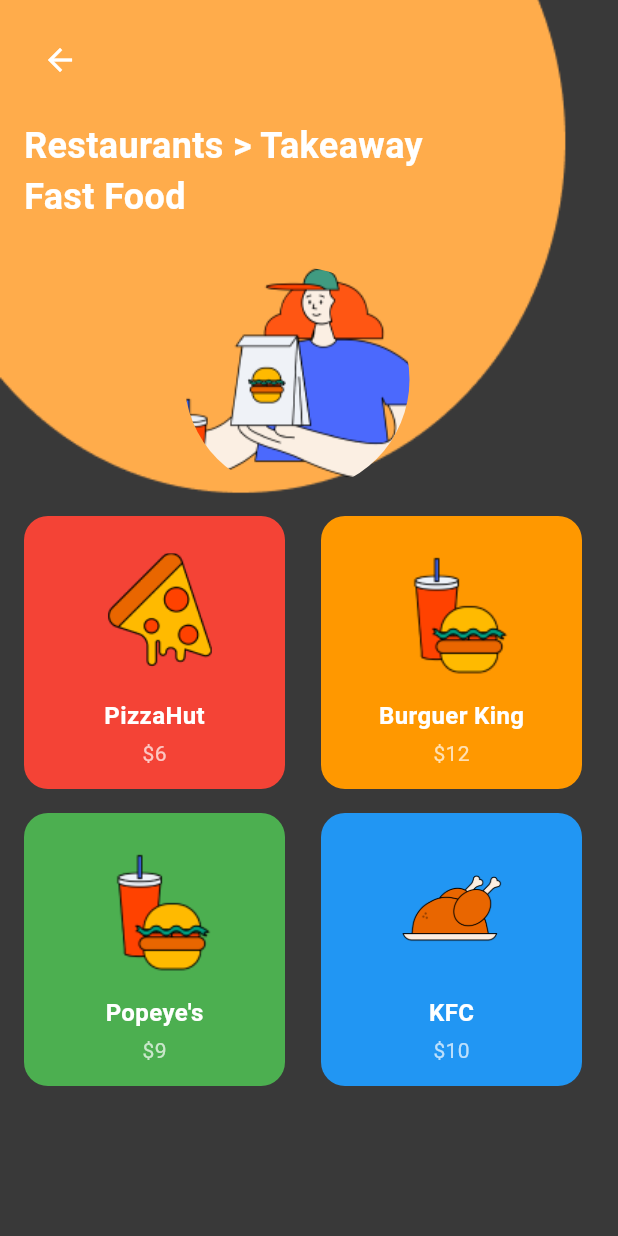
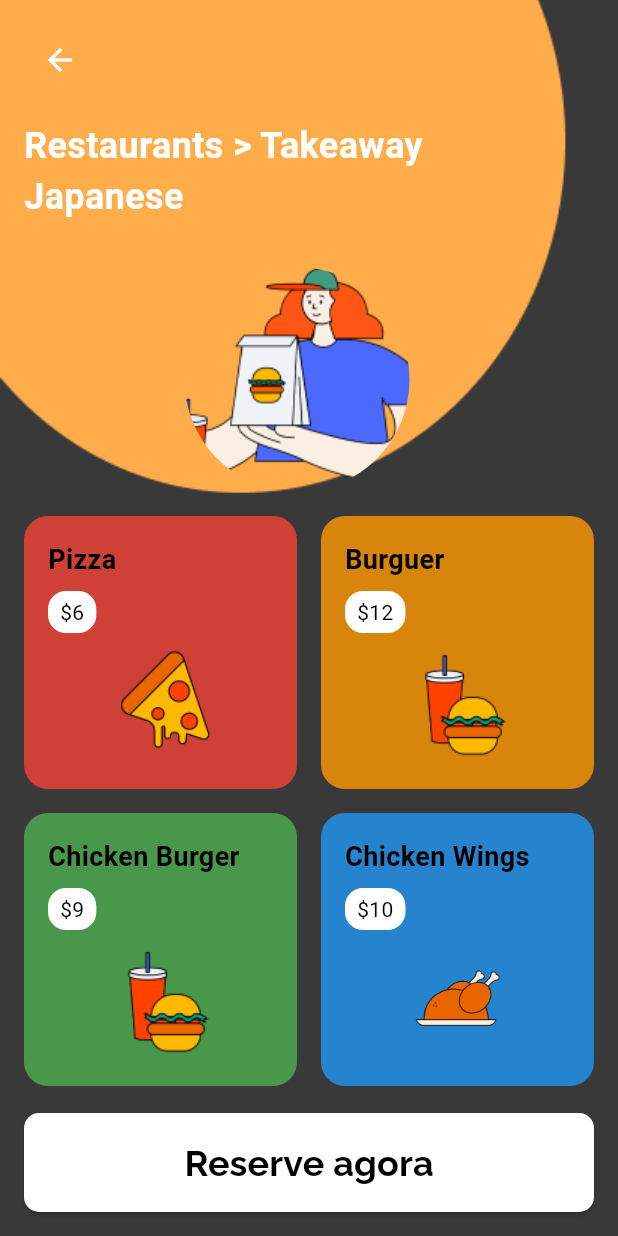
Before and after one commit to Hydeoshy-Kaled/itable-app, a Flutter app: the RestaurantsJapaneseView screen opened by its route, on a phone screen of 412 x 824 dp. Run offline on Flutter 3.47's test engine with Material 3 defaults, Android fonts, the light colour scheme and no system bars; our stand-ins replace dio, flutter_riverpod, google_fonts, material_design_icons_flutter, shared_preferences; accounts and stored records are empty.

Commit message:
[UPX-5] screen adjustments

```diff
--- a/lib/main.dart
+++ b/lib/main.dart
@@ -1,5 +1,6 @@
 import 'package:flutter/material.dart';
 import 'package:itable_app/pages/auth_page.dart';
+import 'package:itable_app/pages/restaurants_page/form_table.dart';
 import 'package:itable_app/pages/restaurants_page/restaurants_overview.dart';
 import 'package:itable_app/pages/welcome_screen.dart';
 import 'package:google_fonts/google_fonts.dart';
@@ -62,6 +63,7 @@
             const RestaurantsFastFoodView(),
         AppRoutes.RESTAURANTS_JAPANESE: (ctx) =>
             const RestaurantsJapaneseView(),
+        AppRoutes.BOOKING_FORM: (ctx) => const ReserveTable(),
       },
     );
   }
--- a/lib/pages/restaurants_fast_food_page/restaurants_fast_food.view.dart
+++ b/lib/pages/restaurants_fast_food_page/restaurants_fast_food.view.dart
@@ -1,4 +1,6 @@
 import 'package:flutter/material.dart';
+import 'package:itable_app/utils/app_routes.dart';
+import 'package:itable_app/widgets/button_restaurants.dart';
 import 'package:itable_app/widgets/categoryFood_card.dart';
 
 class RestaurantsFastFoodView extends StatelessWidget {
@@ -8,25 +10,25 @@
   Widget build(BuildContext context) {
     final List<Map<String, dynamic>> categories = [
       {
-        'name': 'PizzaHut',
+        'name': 'Pizza',
         'price': '\$6',
         'icon': 'assets/images/icon_pizza.png',
         'color': Colors.red
       },
       {
-        'name': 'Burguer King',
+        'name': 'Burguer',
         'price': '\$12',
         'icon': 'assets/images/burguer.png',
         'color': Colors.orange
       },
       {
-        'name': 'Popeye\'s',
+        'name': 'Chicken Burger',
         'price': '\$9',
         'icon': 'assets/images/burguer.png',
         'color': Colors.green
       },
       {
-        'name': 'KFC',
+        'name': 'Chicken Wings',
         'price': '\$10',
         'icon': 'assets/images/chicken.png',
         'color': Colors.blue
@@ -88,7 +90,7 @@
                   ),
                 ),
               ),
-              const SizedBox(height: 16),
+              const SizedBox(height: 30),
               Expanded(
                 child: Padding(
                   padding: const EdgeInsets.symmetric(horizontal: 16.0),
@@ -113,9 +115,20 @@
                     },
                   ),
                 ),
+              ),
+              Padding(
+                padding: const EdgeInsets.all(16.0),
+                child: ButtonRestaurants(
+                  text: 'Reserve agora',
+                  onPressed: () {
+                    Navigator.of(context).pushNamed(
+                      AppRoutes.BOOKING_FORM,
+                    );
+                  },
+                ),
               )
             ],
-          )
+          ),
         ],
       ),
     );
--- a/lib/pages/restaurants_japanese_page/restaurants_japanese_view.dart
+++ b/lib/pages/restaurants_japanese_page/restaurants_japanese_view.dart
@@ -1,4 +1,6 @@
 import 'package:flutter/material.dart';
+import 'package:itable_app/utils/app_routes.dart';
+import 'package:itable_app/widgets/button_restaurants.dart';
 import 'package:itable_app/widgets/categoryFood_card.dart';
 
 class RestaurantsJapaneseView extends StatelessWidget {
@@ -8,25 +10,25 @@
   Widget build(BuildContext context) {
     final List<Map<String, dynamic>> categories = [
       {
-        'name': 'PizzaHut',
+        'name': 'Pizza',
         'price': '\$6',
         'icon': 'assets/images/icon_pizza.png',
         'color': Colors.red
       },
       {
-        'name': 'Burguer King',
+        'name': 'Burguer',
         'price': '\$12',
         'icon': 'assets/images/burguer.png',
         'color': Colors.orange
       },
       {
-        'name': 'Popeye\'s',
+        'name': 'Chicken Burger',
         'price': '\$9',
         'icon': 'assets/images/burguer.png',
         'color': Colors.green
       },
       {
-        'name': 'KFC',
+        'name': 'Chicken Wings',
         'price': '\$10',
         'icon': 'assets/images/chicken.png',
         'color': Colors.blue
@@ -64,7 +66,7 @@
               const Padding(
                 padding: EdgeInsets.symmetric(horizontal: 16),
                 child: Text(
-                  'Restaurants > Takeaway\nFast Food',
+                  'Restaurants > Takeaway\nJapanese',
                   style: TextStyle(
                     color: Colors.white,
                     fontSize: 24,
@@ -113,6 +115,17 @@
                     },
                   ),
                 ),
+              ),
+              Padding(
+                padding: const EdgeInsets.all(16.0),
+                child: ButtonRestaurants(
+                  text: 'Reserve agora',
+                  onPressed: () {
+                    Navigator.of(context).pushNamed(
+                      AppRoutes.BOOKING_FORM,
+                    );
+                  },
+                ),
               )
             ],
           )
--- a/lib/pages/restaurants_mexican_page/restaurants_mexican_view.dart
+++ b/lib/pages/restaurants_mexican_page/restaurants_mexican_view.dart
@@ -1,4 +1,6 @@
 import 'package:flutter/material.dart';
+import 'package:itable_app/utils/app_routes.dart';
+import 'package:itable_app/widgets/button_restaurants.dart';
 import 'package:itable_app/widgets/categoryFood_card.dart';
 
 class RestaurantsMexicanView extends StatelessWidget {
@@ -64,7 +66,7 @@
               const Padding(
                 padding: EdgeInsets.symmetric(horizontal: 16),
                 child: Text(
-                  'Restaurants > Takeaway\nFast Food',
+                  'Restaurants > Takeaway\nMexican',
                   style: TextStyle(
                     color: Colors.white,
                     fontSize: 24,
@@ -113,7 +115,18 @@
                     },
                   ),
                 ),
-              )
+              ),
+              Padding(
+                padding: const EdgeInsets.all(16.0),
+                child: ButtonRestaurants(
+                  text: 'Reserve agora',
+                  onPressed: () {
+                    Navigator.of(context).pushNamed(
+                      AppRoutes.BOOKING_FORM,
+                    );
+                  },
+                ),
+              ),
             ],
           )
         ],
--- /dev/null
+++ b/lib/pages/restaurants_page/form_table.dart
@@ -0,0 +1,20 @@
+import 'package:flutter/material.dart';
+
+
+
+class ReserveTable extends StatelessWidget {
+  const ReserveTable({super.key});
+
+  // ignore: empty_constructor_bodies
+  @override
+  Widget build(BuildContext context) {
+    return Scaffold(
+      appBar: AppBar(
+        title: const Text('Reserve a Table'),
+      ),
+      body: const Center(
+        child: Text('Reserve your table here'),
+      ),
+    );
+  }
+}
--- a/lib/pages/welcome_screen.dart
+++ b/lib/pages/welcome_screen.dart
@@ -8,7 +8,6 @@
   @override
   Widget build(BuildContext context) {
     return Scaffold(
-
       body: Padding(
         padding: const EdgeInsets.all(14.0),
         child: Container(
@@ -16,6 +15,9 @@
           child: Column(
             crossAxisAlignment: CrossAxisAlignment.center,
             children: [
+              const SizedBox(
+                height: 80,
+              ),
               Center(
                 child: Text(
                   'Seus restaurantes favoritos estão aqui!',
--- a/lib/utils/app_routes.dart
+++ b/lib/utils/app_routes.dart
@@ -6,4 +6,5 @@
   static const RESTAURANTS_MEXICAN = '/restaurants-mexican';
   static const RESTAURANTS_FAST_FOOD = '/restaurants-fast-food';
   static const RESTAURANTS_JAPANESE = '/restaurants-japanese';
+  static const BOOKING_FORM = '/form-table';
 }
--- /dev/null
+++ b/lib/widgets/button_restaurants.dart
@@ -0,0 +1,32 @@
+import 'package:flutter/material.dart';
+import 'package:google_fonts/google_fonts.dart';
+
+class ButtonRestaurants extends StatelessWidget {
+  const ButtonRestaurants({super.key, required this.text, required this.onPressed});
+
+  final String text;
+  final VoidCallback onPressed;
+
+  @override
+  Widget build(BuildContext context) {
+    return ElevatedButton(
+      onPressed: onPressed,
+      style: ElevatedButton.styleFrom(
+        backgroundColor: Colors.white,
+        minimumSize: const Size(400, 10),
+        padding: const EdgeInsets.symmetric(horizontal: 56, vertical: 16),
+        shape: RoundedRectangleBorder(
+          borderRadius: BorderRadius.circular(10),
+        ),
+      ),
+      child: Text(
+        text,
+        style: TextStyle(
+          fontFamily: GoogleFonts.raleway().fontFamily,
+          fontSize: 24,
+          fontWeight: FontWeight.bold,
+          color: Colors.black,
+        ),
+      ) );
+  }
+}
--- a/lib/widgets/categoryFood_card.dart
+++ b/lib/widgets/categoryFood_card.dart
@@ -1,16 +1,17 @@
 import 'package:flutter/material.dart';
 
 class CategoryFoodCard extends StatelessWidget {
-  final String icon;
+  final String icon; // Caminho da imagem
   final Color color;
-  final String? name;
-  final String? price;
+  final String name;
+  final String price;
   final void Function()? onTap;
+
   const CategoryFoodCard({
     required this.icon,
     required this.color,
-    this.name,
-    this.price,
+    required this.name,
+    required this.price,
     this.onTap,
     super.key,
   });
@@ -20,36 +21,47 @@
     return GestureDetector(
       onTap: onTap,
       child: Container(
-        width: 103.67,
-        height: 64,
-        margin: const EdgeInsets.only(right: 8),
+        padding: const EdgeInsets.all(16),
         decoration: BoxDecoration(
-          color: color,
+          color: color.withOpacity(0.8), // Fundo com opacidade
           borderRadius: BorderRadius.circular(16),
         ),
         child: Column(
-          mainAxisAlignment: MainAxisAlignment.center,
+          crossAxisAlignment: CrossAxisAlignment.start,
           children: [
-            Image.asset(
-              icon,
-              width: 100,
-              height: 100,
+            // Nome do restaurante
+            Text(
+              name,
+              style: const TextStyle(
+                color: Colors.black,
+                fontSize: 18,
+                fontWeight: FontWeight.bold,
+              ),
             ),
             const SizedBox(height: 8),
-            Text(
-              name?? '',
-              style: const TextStyle(
+            // Preço no círculo
+            Container(
+              padding: const EdgeInsets.symmetric(horizontal: 8, vertical: 4),
+              decoration: BoxDecoration(
                 color: Colors.white,
-                fontWeight: FontWeight.bold,
-                fontSize: 16,
+                borderRadius: BorderRadius.circular(12),
+              ),
+              child: Text(
+                price,
+                style: const TextStyle(
+                  color: Colors.black,
+                  fontSize: 14,
+                ),
               ),
             ),
-            const SizedBox(height: 4),
-            Text(
-              price?? '',
-              style: const TextStyle(
-                color: Colors.white70,
-                fontSize: 14,
+            const Spacer(),
+            // Ícone da categoria
+            Center(
+              child: Image.asset(
+                icon,
+                width: 85,
+                height: 85,
+                fit: BoxFit.contain,
               ),
             ),
           ],
```
